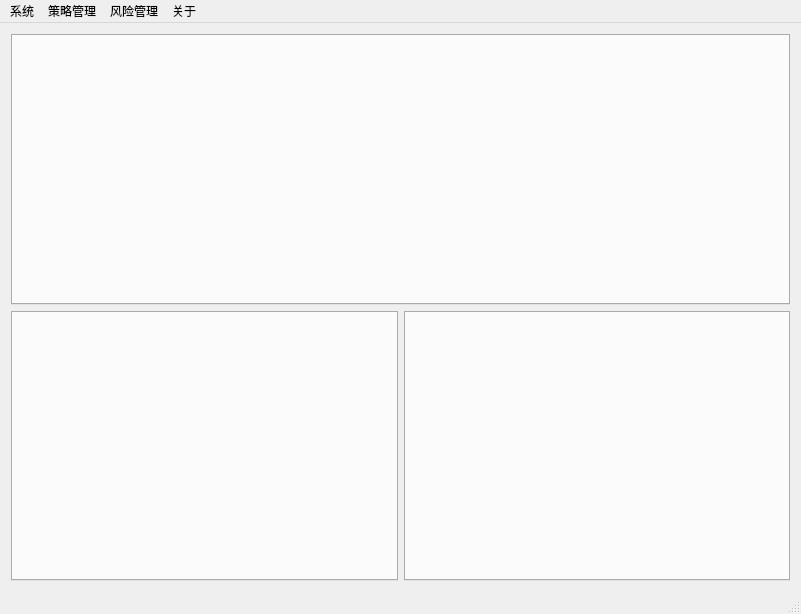
Qt form src/TraderGUI/TraderGUI.ui (ajmal017/cktrader) before a commit.
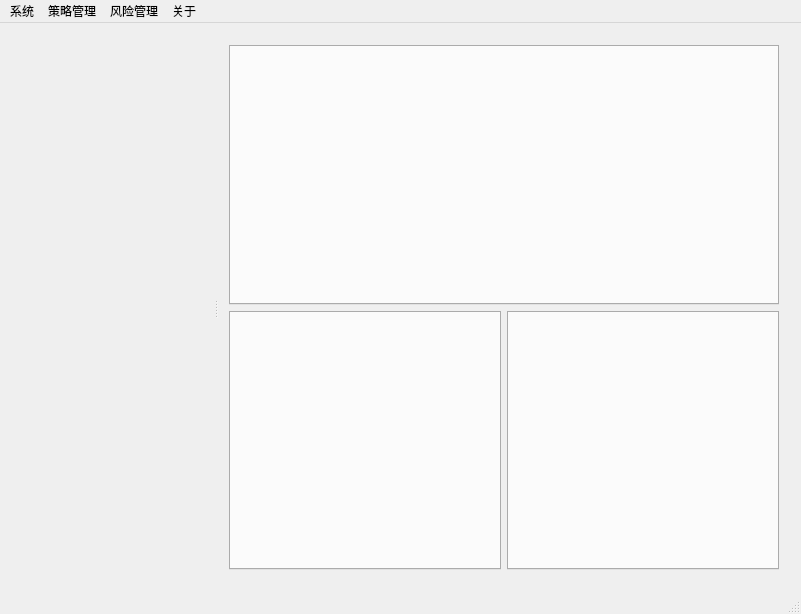
The same form after that commit.

```diff
--- a/src/TraderGUI/TraderGUI.ui
+++ b/src/TraderGUI/TraderGUI.ui
@@ -28,6 +28,19 @@
    </property>
    <layout class="QGridLayout" name="gridLayout">
     <item row="0" column="0">
+     <widget class="QSplitter" name="horizontal_splitter">
+      <property name="orientation">
+       <enum>Qt::Horizontal</enum>
+      </property>
+      <widget class="QWidget" name="strategy_widget" native="true">
+       <property name="sizePolicy">
+        <sizepolicy hsizetype="Fixed" vsizetype="Preferred">
+         <horstretch>0</horstretch>
+         <verstretch>0</verstretch>
+        </sizepolicy>
+       </property>
+      </widget>
+      <widget class="QWidget" name="layoutWidget">
      <layout class="QVBoxLayout" name="verticalLayout">
       <item>
        <widget class="QTabWidget" name="tabMarket">
@@ -73,6 +86,8 @@
        </layout>
       </item>
      </layout>
+      </widget>
+     </widget>
     </item>
    </layout>
   </widget>
```
Left out of the diff: 34 changed lines with no effect on the pictures. Lines whose indentation alone changed are shown as unchanged.
